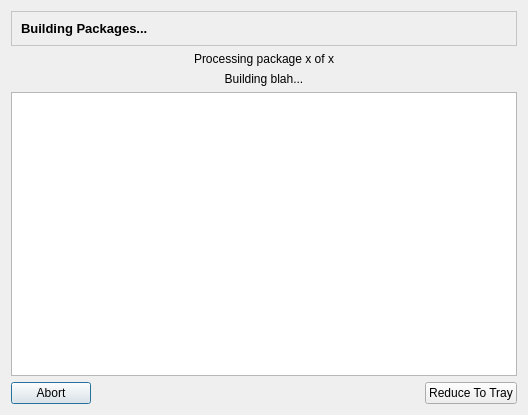
Old version of the form trunk/ui/buildingDialog.ui in the repository drf/shaman1.
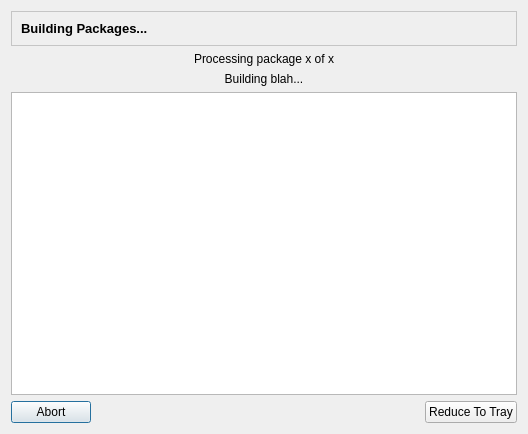
New version of the form. Icons and pictures are not drawn.

Patch:
```diff
--- a/trunk/ui/buildingDialog.ui
+++ b/trunk/ui/buildingDialog.ui
@@ -6,7 +6,7 @@
     <x>0</x>
     <y>0</y>
     <width>528</width>
-    <height>415</height>
+    <height>434</height>
    </rect>
   </property>
   <property name="windowTitle" >
```
Left out of the diff: 2 changed lines with no effect on the pictures.
